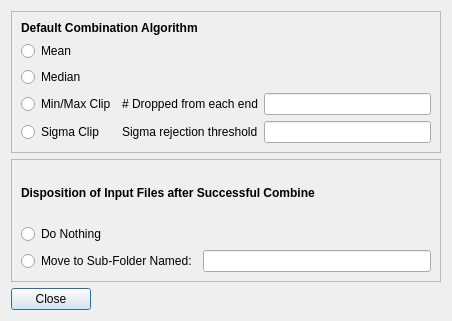
RMcDOttawa/MasterBiasMaker, file PreferencesWindow.ui: the form before one commit.
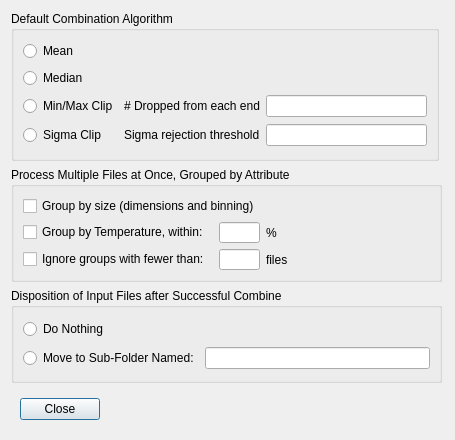
The form after the commit.

Commit message: Inhaled entire new MasterDarkMaker and started simplifying it down to a BiasMaker.  So far did a basic text search, removed deleted features from preferences and data model, and got preferences window working.  Deleted features means any reference to precalibration (no precalibration on Bias frames) and any reference to grouping by Exposure (Bias are, by definition, zero-length exposure).

Patch:
```diff
--- a/PreferencesWindow.ui
+++ b/PreferencesWindow.ui
@@ -6,47 +6,45 @@
    <rect>
     <x>0</x>
     <y>0</y>
-    <width>452</width>
-    <height>321</height>
+    <width>455</width>
+    <height>440</height>
    </rect>
   </property>
+  <property name="minimumSize">
+   <size>
+    <width>455</width>
+    <height>440</height>
+   </size>
+  </property>
+  <property name="maximumSize">
+   <size>
+    <width>455</width>
+    <height>440</height>
+   </size>
+  </property>
   <property name="windowTitle">
    <string>Preferences</string>
   </property>
-  <layout class="QGridLayout" name="gridLayout_2">
-   <item row="2" column="0">
-    <widget class="QPushButton" name="closeButton">
-     <property name="toolTip">
-      <string>Close this preferences window</string>
+  <layout class="QGridLayout" name="gridLayout_4">
+   <item row="0" column="0">
+    <widget class="QGroupBox" name="CombineMethod">
+     <property name="minimumSize">
+      <size>
+       <width>428</width>
+       <height>150</height>
+      </size>
      </property>
-     <property name="text">
-      <string>Close</string>
-     </property>
-    </widget>
-   </item>
-   <item row="2" column="1">
-    <spacer name="horizontalSpacer">
-     <property name="orientation">
-      <enum>Qt::Horizontal</enum>
-     </property>
-     <property name="sizeHint" stdset="0">
+     <property name="maximumSize">
       <size>
-       <width>359</width>
-       <height>20</height>
+       <width>428</width>
+       <height>150</height>
       </size>
      </property>
-    </spacer>
-   </item>
-   <item row="0" column="0" colspan="2">
-    <widget class="QFrame" name="CombineMethod">
-     <property name="frameShape">
-      <enum>QFrame::StyledPanel</enum>
-     </property>
-     <property name="frameShadow">
-      <enum>QFrame::Raised</enum>
+     <property name="title">
+      <string>Default Combination Algorithm</string>
      </property>
      <layout class="QGridLayout" name="gridLayout">
-      <item row="1" column="0">
+      <item row="0" column="0">
        <widget class="QRadioButton" name="combineMeanRB">
         <property name="toolTip">
          <string>Simple mean. Best signal-to-noise, but outliers (satellites etc) will show up.</string>
@@ -59,7 +57,28 @@
         </attribute>
        </widget>
       </item>
-      <item row="2" column="0">
+      <item row="2" column="2">
+       <widget class="QLineEdit" name="minMaxNumDropped">
+        <property name="toolTip">
+         <string>&lt;html&gt;&lt;head/&gt;&lt;body&gt;&lt;p&gt;How many min and max values are dropped?  (1 = drop all instances of the max and all instances of the min; 2 = all instances of max and next-to-max and all instances of 2 min values, etc.)&lt;/p&gt;&lt;/body&gt;&lt;/html&gt;</string>
+        </property>
+       </widget>
+      </item>
+      <item row="3" column="2">
+       <widget class="QLineEdit" name="sigmaThreshold">
+        <property name="toolTip">
+         <string>&lt;html&gt;&lt;head/&gt;&lt;body&gt;&lt;p&gt;Sigma ratio (how many standard deviations the value is from the mean) beyond which data are dropped.  Try 2.0 then experiment.&lt;/p&gt;&lt;/body&gt;&lt;/html&gt;</string>
+        </property>
+       </widget>
+      </item>
+      <item row="3" column="1">
+       <widget class="QLabel" name="label_3">
+        <property name="text">
+         <string>Sigma rejection threshold</string>
+        </property>
+       </widget>
+      </item>
+      <item row="1" column="0">
        <widget class="QRadioButton" name="combineMedianRB">
         <property name="toolTip">
          <string>Simple median. Rejects outliers, but signal-to-noise not as good as with Mean.</string>
@@ -72,7 +91,14 @@
         </attribute>
        </widget>
       </item>
-      <item row="3" column="0">
+      <item row="2" column="1">
+       <widget class="QLabel" name="label_2">
+        <property name="text">
+         <string># Dropped from each end</string>
+        </property>
+       </widget>
+      </item>
+      <item row="2" column="0">
        <widget class="QRadioButton" name="combineMinMaxRB">
         <property name="toolTip">
          <string>Drop min and max values, then Mean. Works well when outliers are hot or black pixels.</string>
@@ -85,21 +111,7 @@
         </attribute>
        </widget>
       </item>
-      <item row="3" column="1">
-       <widget class="QLabel" name="label_2">
-        <property name="text">
-         <string># Dropped from each end</string>
-        </property>
-       </widget>
-      </item>
-      <item row="3" column="2">
-       <widget class="QLineEdit" name="minMaxNumDropped">
-        <property name="toolTip">
-         <string>&lt;html&gt;&lt;head/&gt;&lt;body&gt;&lt;p&gt;How many min and max values are dropped?  (1 = drop all instances of the max and all instances of the min; 2 = all instances of max and next-to-max and all instances of 2 min values, etc.)&lt;/p&gt;&lt;/body&gt;&lt;/html&gt;</string>
-        </property>
-       </widget>
-      </item>
-      <item row="4" column="0">
+      <item row="3" column="0">
        <widget class="QRadioButton" name="combineSigmaRB">
         <property name="toolTip">
          <string>Drop pixels more than a given sigma ratio from the mean, then mean the rest. Good rejection of anomalous data.</string>
@@ -112,53 +124,64 @@
         </attribute>
        </widget>
       </item>
-      <item row="4" column="1">
-       <widget class="QLabel" name="label_3">
-        <property name="text">
-         <string>Sigma rejection threshold</string>
-        </property>
-       </widget>
-      </item>
-      <item row="4" column="2">
-       <widget class="QLineEdit" name="sigmaThreshold">
-        <property name="toolTip">
-         <string>&lt;html&gt;&lt;head/&gt;&lt;body&gt;&lt;p&gt;Sigma ratio (how many standard deviations the value is from the mean) beyond which data are dropped.  Try 2.0 then experiment.&lt;/p&gt;&lt;/body&gt;&lt;/html&gt;</string>
-        </property>
-       </widget>
-      </item>
-      <item row="0" column="0" colspan="3">
-       <widget class="QLabel" name="label">
-        <property name="text">
-         <string>&lt;html&gt;&lt;head/&gt;&lt;body&gt;&lt;p&gt;&lt;span style=&quot; font-weight:600;&quot;&gt;Default Combination Algorithm&lt;/span&gt;&lt;/p&gt;&lt;/body&gt;&lt;/html&gt;</string>
-        </property>
-       </widget>
-      </item>
      </layout>
     </widget>
    </item>
-   <item row="1" column="0" colspan="2">
-    <widget class="QFrame" name="frame_2">
-     <property name="frameShape">
-      <enum>QFrame::StyledPanel</enum>
+   <item row="1" column="0">
+    <widget class="QGroupBox" name="groupBox">
+     <property name="minimumSize">
+      <size>
+       <width>431</width>
+       <height>0</height>
+      </size>
      </property>
-     <property name="frameShadow">
-      <enum>QFrame::Raised</enum>
+     <property name="maximumSize">
+      <size>
+       <width>431</width>
+       <height>291</height>
+      </size>
      </property>
-     <layout class="QGridLayout" name="gridLayout_3">
+     <property name="title">
+      <string>Process Multiple Files at Once, Grouped by Attribute</string>
+     </property>
+     <layout class="QGridLayout" name="gridLayout_2">
       <item row="0" column="0" colspan="2">
-       <widget class="QLabel" name="label_5">
+       <widget class="QCheckBox" name="groupBySizeCB">
+        <property name="toolTip">
+         <string>Process sets of files having different dimensions or binnings</string>
+        </property>
         <property name="text">
-         <string>&lt;html&gt;&lt;b&gt;Disposition of Input Files after Successful Combine&lt;/b&gt;&lt;/html&gt;</string>
+         <string>Group by size (dimensions and binning)</string>
         </property>
        </widget>
       </item>
-      <item row="1" column="0">
-       <widget class="QRadioButton" name="dispositionNothingRB">
+      <item row="1" column="1">
+       <widget class="QLineEdit" name="temperatureGroupTolerance">
+        <property name="maximumSize">
+         <size>
+          <width>41</width>
+          <height>21</height>
+         </size>
+        </property>
         <property name="toolTip">
          <string>Leave the input files alone.</string>
         </property>
+       </widget>
+      </item>
+      <item row="2" column="1">
+       <widget class="QLineEdit" name="minimumGroupSize">
+        <property name="maximumSize">
+         <size>
+          <width>41</width>
+          <height>21</height>
+         </size>
+        </property>
+       </widget>
+      </item>
+      <item row="2" column="2">
+       <widget class="QLabel" name="label_9">
         <property name="text">
-         <string>Do Nothing</string>
+         <string>files</string>
         </property>
         <attribute name="buttonGroup">
          <string notr="true">dispositionGroup</string>
@@ -166,6 +189,58 @@
        </widget>
       </item>
       <item row="2" column="0">
+       <widget class="QCheckBox" name="ignoreSmallGroupsCB">
+        <property name="text">
+         <string>Ignore groups with fewer than:</string>
+        </property>
+       </widget>
+      </item>
+      <item row="1" column="2">
+       <widget class="QLabel" name="label_8">
+        <property name="text">
+         <string>%</string>
+        </property>
+       </widget>
+      </item>
+      <item row="1" column="0">
+       <widget class="QCheckBox" name="groupByTemperatureCB">
+        <property name="toolTip">
+         <string>Process sets of files having different CCD temperatures</string>
+        </property>
+        <property name="text">
+         <string>Group by Temperature, within:</string>
+        </property>
+       </widget>
+      </item>
+     </layout>
+    </widget>
+   </item>
+   <item row="2" column="0">
+    <widget class="QGroupBox" name="groupBox_2">
+     <property name="minimumSize">
+      <size>
+       <width>431</width>
+       <height>95</height>
+      </size>
+     </property>
+     <property name="maximumSize">
+      <size>
+       <width>431</width>
+       <height>151</height>
+      </size>
+     </property>
+     <property name="title">
+      <string>Disposition of Input Files after Successful Combine</string>
+     </property>
+     <layout class="QGridLayout" name="gridLayout_3">
+      <item row="1" column="1">
+       <widget class="QLineEdit" name="subFolderName">
+        <property name="toolTip">
+         <string>&lt;html&gt;&lt;head/&gt;&lt;body&gt;&lt;p&gt;Name for the folder to move the processed files. Optionally this name can contain %d, %t, or %f, which will be replaced by the date, time, and filter name, respectively.&lt;/p&gt;&lt;/body&gt;&lt;/html&gt;</string>
+        </property>
+       </widget>
+      </item>
+      <item row="1" column="0">
        <widget class="QRadioButton" name="dispositionSubFolderRB">
         <property name="toolTip">
          <string>Move the input files to a sub-folder (in the same directory as the input files) with the given name</string>
@@ -178,16 +253,48 @@
         </attribute>
        </widget>
       </item>
-      <item row="2" column="1">
-       <widget class="QLineEdit" name="subFolderName">
+      <item row="0" column="0">
+       <widget class="QRadioButton" name="dispositionNothingRB">
         <property name="toolTip">
          <string>&lt;html&gt;&lt;head/&gt;&lt;body&gt;&lt;p&gt;Name for the folder to move the processed files. Optionally this name can contain %d, %t, or %f, which will be replaced by the date, time, and filter name, respectively.&lt;/p&gt;&lt;/body&gt;&lt;/html&gt;</string>
         </property>
+        <property name="text">
+         <string>Do Nothing</string>
+        </property>
+        <attribute name="buttonGroup">
+         <string notr="true">dispositionGroup</string>
+        </attribute>
        </widget>
       </item>
      </layout>
     </widget>
    </item>
+   <item row="3" column="0">
+    <widget class="QWidget" name="widget" native="true">
+     <layout class="QGridLayout" name="gridLayout_5">
+      <item row="0" column="0">
+       <widget class="QPushButton" name="closeButton">
+        <property name="text">
+         <string>Close</string>
+        </property>
+       </widget>
+      </item>
+      <item row="0" column="1">
+       <spacer name="horizontalSpacer">
+        <property name="orientation">
+         <enum>Qt::Horizontal</enum>
+        </property>
+        <property name="sizeHint" stdset="0">
+         <size>
+          <width>335</width>
+          <height>20</height>
+         </size>
+        </property>
+       </spacer>
+      </item>
+     </layout>
+    </widget>
+   </item>
   </layout>
  </widget>
  <resources/>
```
Left out of the diff: 10 changed lines with no effect on the pictures. The commit also changes 55 other files.
